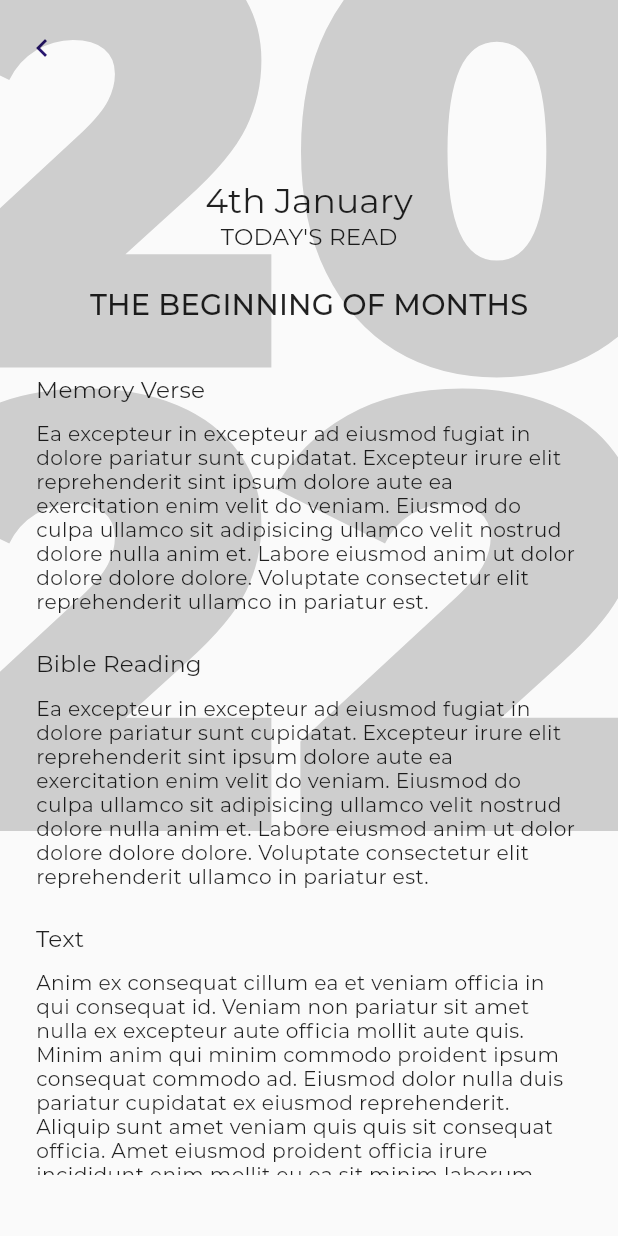
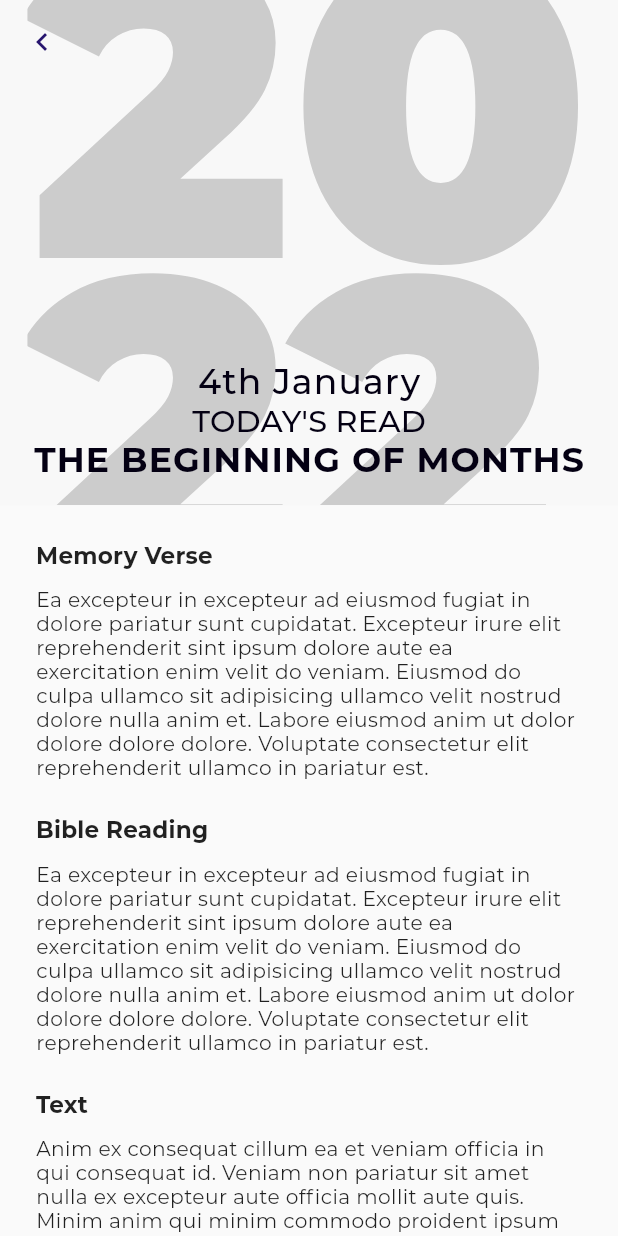
Before and after one commit to Oluwaferanmi-Michael/Open-Heavens, a Flutter app: the screen it shows after launch, after a tap on an icon or button, on a phone screen of 412 x 824 dp. Run offline on Flutter 3.47's test engine with Material 2 defaults, Android fonts, the phone set to English and light mode, and no system bars; our stand-ins replace flutter_screenutil; statements that could not run were skipped; project files that could hold a hidden picture were left out.

Commit message:
devotional screen slivers

```diff
--- a/open_heavens/lib/Screens/Devotional/devotionalScreen.dart
+++ b/open_heavens/lib/Screens/Devotional/devotionalScreen.dart
@@ -1,5 +1,6 @@
-import 'package:flutter/cupertino.dart';
+
 import 'package:flutter/material.dart';
+import 'package:flutter_screenutil/flutter_screenutil.dart';
 import 'package:open_heavens/util/constants.dart';
 
 class Devotional extends StatefulWidget {
@@ -13,21 +14,40 @@ class _DevotionalState extends State<Devotional> {
   @override
   Widget build(BuildContext context) {
     return Scaffold(
-      body: SafeArea(
-        child: Stack(
-          alignment: Alignment.center,
+      body: CustomScrollView(
+        slivers: [
+          SliverAppBar(
+            centerTitle: true,
+
+            elevation: 0,
+            pinned: true,
+            backgroundColor: white,
+            leading:  IconButton( onPressed:() => Navigator.pop(context), icon: const Icon(Icons.chevron_left),),
+            expandedHeight: 350.w,
+            flexibleSpace: FlexibleSpaceBar(
+              centerTitle: true,
+              title:  Column(
+                crossAxisAlignment: CrossAxisAlignment.center,
+                mainAxisAlignment: MainAxisAlignment.end,
                 children: [
-            Positioned(
-              top: 0,
-              left: 0,
-              child: Container(
-                padding: const EdgeInsets.symmetric(horizontal: 4, vertical: 8),
-                child:  IconButton( onPressed:() => Navigator.pop(context), icon: const Icon(Icons.chevron_left),),
+                  Text(
+                    '4th January',
+                    style: bodyText1(context, color: black),
                   ),
+                  Text(
+                    'TODAY\'S READ',
+                    style: subtitle2(context, color: black),
                   ),
-
-            Positioned(
-              top: 0,
+                  Text(
+                    'THE BEGINNING OF MONTHS',
+                    style: bodyText1(context, fontWeight: FontWeight.bold, color: black),
+                  ),
+                  // const SizedBox(
+                  //   height: 12,
+                  // ),
+                ],
+              ),
+              background: Center(
               child: Opacity(
                   opacity: .2,
                   child: Text(
@@ -36,44 +56,90 @@ class _DevotionalState extends State<Devotional> {
                     style: TextStyle(
                       height: .75,
                       fontWeight: FontWeight.w900,
-                    fontSize: width(1, context)
+                      fontSize: 300.sp
                     ),
                   ),
                 ),
             ),
+            )
 
-            Container(
-              height: height(1, context),
-              margin: const EdgeInsets.only(top: 120),
-              child: Column(
-                crossAxisAlignment: CrossAxisAlignment.center,
-                children: [
-                  Text('4th January', style: headline5(context),),
-                  Text('TODAY\'S READ', style: subtitle1(context),),
-
-                  const SizedBox(height: 24,),
-
-                  Text(
-                    'THE BEGINNING OF MONTHS',
-                    style: headline6(context),
           ),
 
-                  const SizedBox(
-                    height: 12,
-                  ),
+          devotional(context)
+        ],
+      )
+    );
+  }
+}
 
-                  Padding(
+// SafeArea(
+//         child: Stack(
+//           alignment: Alignment.center,
+//           children: [
+//             // Positioned(
+//             //   top: 0,
+//             //   left: 0,
+//             //   child: Container(
+//             //     padding: const EdgeInsets.symmetric(horizontal: 4, vertical: 8),
+                // child:  IconButton( onPressed:() => Navigator.pop(context), icon: const Icon(Icons.chevron_left),),
+//             //   ),
+//             // ),
+
+//             // Positioned(
+//             //   top: 0,
+//             //   child: Opacity(
+//             //     opacity: .2,
+//             //     child: Text(
+//             //       '20\n22',
+//             //       maxLines: 2,
+//             //       style: TextStyle(
+//             //         height: .75,
+//             //         fontWeight: FontWeight.w900,
+//             //         fontSize: width(1, context)
+//             //       ),
+//             //     ),
+//             //   ),
+//             // ),
+
+            // Container(
+            //   height: height(1, context),
+            //   margin: const EdgeInsets.only(top: 120),
+            //   child: Column(
+            //     crossAxisAlignment: CrossAxisAlignment.center,
+            //     children: [
+            //       Text('4th January', style: headline5(context),),
+            //       Text('TODAY\'S READ', style: subtitle1(context),),
+
+            //       const SizedBox(height: 24,),
+
+            //       Text(
+            //         'THE BEGINNING OF MONTHS',
+            //         style: headline6(context),
+            //       ),
+
+            //       const SizedBox(
+            //         height: 12,
+            //       ),
+
+
+            //     ],
+            //   ),
+            // )
+//           ],
+//         ),
+//       ),
+
+Widget devotional(BuildContext context) => SliverToBoxAdapter(
+  child: Padding(
     padding: const EdgeInsets.all(24.0),
     child: SizedBox(
-                      height: height(1, context) - 291,
-                      child: ListView(
-                        children: [
-                           Column(
+      height: height(1, context),
+      child: Column(
               crossAxisAlignment: CrossAxisAlignment.start,
               children: [
                 Text(
                 'Memory Verse',
-                                style: subtitle1(context),
+                style: subtitle1(context, fontWeight: FontWeight.bold),
           ),
           const SizedBox(
                 height: 12,
@@ -82,8 +148,7 @@ class _DevotionalState extends State<Devotional> {
                 'Ea excepteur in excepteur ad eiusmod fugiat in dolore pariatur sunt cupidatat. Excepteur irure elit reprehenderit sint ipsum dolore aute ea exercitation enim velit do veniam. Eiusmod do culpa ullamco sit adipisicing ullamco velit nostrud dolore nulla anim et. Labore eiusmod anim ut dolor dolore dolore dolore. Voluptate consectetur elit reprehenderit ullamco in pariatur est.',
                 style: bodyText2(context),
           ),
-                             ],
-                           ),
+
 
           const SizedBox(
             height: 24,
@@ -91,7 +156,7 @@ class _DevotionalState extends State<Devotional> {
 
           Text(
             'Bible Reading',
-                            style: subtitle1(context),
+            style: subtitle1(context, fontWeight: FontWeight.bold),
           ),
           const SizedBox(
             height: 12,
@@ -107,7 +172,7 @@ class _DevotionalState extends State<Devotional> {
 
           Text(
             'Text',
-                            style: subtitle1(context),
+            style: subtitle1(context, fontWeight: FontWeight.bold),
           ),
           const SizedBox(
             height: 12,
@@ -115,17 +180,7 @@ class _DevotionalState extends State<Devotional> {
           Text(
             'Anim ex consequat cillum ea et veniam officia in qui consequat id. Veniam non pariatur sit amet nulla ex excepteur aute officia mollit aute quis. Minim anim qui minim commodo proident ipsum consequat commodo ad. Eiusmod dolor nulla duis pariatur cupidatat ex eiusmod reprehenderit.\nAliquip sunt amet veniam quis quis sit consequat officia. Amet eiusmod proident officia irure incididunt enim mollit eu ea sit minim laborum dolore. Est eu minim occaecat anim mollit deserunt nulla aute amet amet duis. Consequat deserunt exercitation enim id.\nVelit eu velit est dolore duis reprehenderit irure culpa labore anim. Id cupidatat veniam aliqua id minim pariatur eu commodo laborum velit\nVelit commodo ipsum occaecat incididunt exercitation voluptate. Irure velit laboris ipsum voluptate occaecat incididunt ullamco enim quis qui. Nisi sit consequat labore eu. Adipisicing cillum quis esse culpa officia aute deserunt ipsum dolor amet consectetur aute.Culpa est culpa amet do sit duis. Sunt ipsum et sit adipisicing ullamco. Sunt ut esse eiusmod et ut consequat adipisicing proident exercitation mollit nisi aliqua reprehenderit fugiat. Fugiat reprehenderit consequat labore exercitation quis dolor cillum cillum elit occaecat.',
             style: bodyText2(context),
-                          ),
-                        ],
-                      ),
-                    ),
+          ),])
       )
-                ],
-              ),
    )
-          ],
-        ),
-      ),
 );
-  }
-}
--- a/open_heavens/lib/Screens/Home/Home.dart
+++ b/open_heavens/lib/Screens/Home/Home.dart
@@ -1,6 +1,7 @@
 
 
 import 'package:flutter/material.dart';
+import 'package:flutter_screenutil/flutter_screenutil.dart';
 import 'package:open_heavens/Screens/Devotional/devotionalScreen.dart';
 import 'package:open_heavens/util/Widgets/appBar.dart';
 import 'package:open_heavens/util/constants.dart';
@@ -39,9 +40,17 @@ class _HomeState extends State<Home> {
                   child: Column(
                     crossAxisAlignment: CrossAxisAlignment.start,
                     children: [
-                      Text('TODAY\'S READ', style: bodyText1(context),),
-                      Text('4th January', style: headline6(context),),
-                      Text('THE BEGINNING OF MONTHS', style: headline6(context)),
+                      Text('TODAY\'S READ', style: bodyText1(context, fontWeight: FontWeight.bold, color: red),),
+                      SizedBox(
+                        height: 12.sp,
+                      ),
+                      Text('4th January', style: headline6(context, fontWeight: FontWeight.bold),),
+                      Text('THE BEGINNING OF MONTHS', style: headline6(context, fontWeight: FontWeight.bold)),
+
+                      SizedBox(
+                        height: 8.sp,
+                      ),
+
                       Text('Ad aliquip Lorem ea est eiusmod est deserunt. Veniam sunt commodo cupidatat in culpa do esse aliquip ex amet in proident. Dolor veniam nisi minim tempor consequat irure magna anim exercitation ea. Excepteur id cupidatat exercitation quis ut amet anim fugiat excepteur. Fugiat non exercitation tempor ea ea. Excepteur dolor cillum cupidatat cillum adipisicing consectetur officia qui. Duis laborum pariatur aliquip sunt aliqua ad culpa nostrud aliqua exercitation dolor qui.', overflow: TextOverflow.ellipsis, maxLines: 2, style: subtitle2(context),
                       )
                     ],
@@ -60,13 +69,20 @@ class _HomeState extends State<Home> {
                     children: [
                       Text(
                         'Teen\'s Open Heavens',
-                        style: bodyText1(context),
+                        style: bodyText1(context, fontWeight: FontWeight.w600, color: blue),
                       ),
+
+                      SizedBox(height: 12.sp,),
+
                       Text(
                         '4th January',
-                        style: headline6(context),
+                        style: headline6(context, fontWeight: FontWeight.bold),
                       ),
-                      Text('THE BEGINNING OF MONTHS', style: headline6(context)),
+                      Text('THE BEGINNING OF MONTHS', style: headline6(context, fontWeight: FontWeight.bold)),
+
+                       SizedBox(
+                        height: 8.sp,
+                      ),
                       Text(
                       'Ad aliquip Lorem ea est eiusmod est deserunt. Veniam sunt commodo cupidatat in culpa do esse aliquip ex amet in proident. Dolor veniam nisi minim tempor consequat irure magna anim exercitation ea. Excepteur id cupidatat exercitation quis ut amet anim fugiat excepteur. Fugiat non exercitation tempor ea ea. Excepteur dolor cillum cupidatat cillum adipisicing consectetur officia qui. Duis laborum pariatur aliquip sunt aliqua ad culpa nostrud aliqua exercitation dolor qui.',
                       overflow: TextOverflow.ellipsis,
@@ -86,33 +102,18 @@ class _HomeState extends State<Home> {
                 enableFeedback: false,
                 onTap: () {},
                 child: Container(
+                  clipBehavior: Clip.antiAlias,
                   width: width(1, context),
-                  margin: const EdgeInsets.only(bottom: 42),
-                  child: Stack(
-                    alignment: Alignment.center,
-                    children: [
-
-                        Positioned(
-                          // right: 12,
-                          child: Text('365',
-                            style: TextStyle(
-                              fontFamily: 'Montserrat',
-                              fontWeight:FontWeight.w900,
-                              color: red,
-                              fontSize: text(4, context)
-                            ),),
-                        ),
-                      Positioned(
-                        left: 0,
+                  // margin: const EdgeInsets.only(bottom: 42),
+                  child: Padding(
+                    padding: const EdgeInsets.only(left: 24, top: 24, bottom: 24),
                     child: Column(
                       crossAxisAlignment: CrossAxisAlignment.start,
                       children: [
-                            Text('Bible in a year', style: headline6(context),),
+                        Text('Bible in a year', style: headline6(context, fontWeight: FontWeight.bold),),
                         Text('Guide to finishing the Bible', style: subtitle2(context),),
                       ],
                     ),
-                      ),
-                    ],
                   ),
                   decoration: BoxDecoration(
                     border: Border.all(
--- a/open_heavens/lib/Screens/navigation.dart
+++ b/open_heavens/lib/Screens/navigation.dart
@@ -42,7 +42,7 @@ class _NavigationState extends State<Navigation> {
           type: BottomNavigationBarType.fixed,
 
           selectedItemColor: blue,
-          selectedLabelStyle: Font.bodyText1(context, color: blue),
+          selectedLabelStyle: subtitle2(context, color: blue, fontWeight: FontWeight.bold),
 
           unselectedLabelStyle: Font.bodyText2(context, color: grey),
           unselectedItemColor: grey,
--- a/open_heavens/lib/util/constants.dart
+++ b/open_heavens/lib/util/constants.dart
@@ -30,31 +30,42 @@ double width(double n, BuildContext context )  {
 
 
 
-TextStyle? headline1(BuildContext context, {FontWeight? fontWeight}) => Font.headline1(context, fontWeight: fontWeight);
+TextStyle? headline1(BuildContext context,
+        {Color? color, FontWeight? fontWeight}) => Font.headline1(context, color: color, fontWeight: fontWeight);
 
-TextStyle? headline2(BuildContext context) => Font.headline2(context);
+TextStyle? headline2(BuildContext context,
+        {Color? color, FontWeight? fontWeight}) => Font.headline2(context, color: color, fontWeight: fontWeight);
 
-TextStyle? headline3(BuildContext context) => Font.headline3(context);
+TextStyle? headline3(BuildContext context,
+        {Color? color, FontWeight? fontWeight}) => Font.headline3(context, color: color, fontWeight: fontWeight);
 
-TextStyle? headline4(BuildContext context) => Font.headline4(context);
+TextStyle? headline4(BuildContext context,
+        {Color? color, FontWeight? fontWeight}) => Font.headline4(context, color: color, fontWeight: fontWeight);
 
-TextStyle? headline5(BuildContext context) => Font.headline5(context);
+TextStyle? headline5(BuildContext context, {Color? color, FontWeight? fontWeight}) => Font.headline5(context);
 
-TextStyle? headline6(BuildContext context) => Font.headline6(context);
+TextStyle? headline6(BuildContext context,
+        {Color? color, FontWeight? fontWeight}) => Font.headline6(context, color: color, fontWeight: fontWeight);
 
-TextStyle? bodyText1(BuildContext context, {Color? color}) => Font.bodyText1(context, color: color);
+TextStyle? bodyText1(BuildContext context,
+        {Color? color, FontWeight? fontWeight}) => Font.bodyText1(context, color: color, fontWeight: fontWeight);
 
-TextStyle? bodyText2(BuildContext context) => Font.bodyText2(context);
+TextStyle? bodyText2(BuildContext context,
+        {Color? color, FontWeight? fontWeight}) => Font.bodyText2(context, color: color, fontWeight: fontWeight);
 
-TextStyle? button(BuildContext context) => Font.button(context);
+TextStyle? button(BuildContext context,
+        {Color? color, FontWeight? fontWeight}) => Font.button(context, color: color, fontWeight: fontWeight);
 
-TextStyle? overline(BuildContext context) => Font.overline(context);
+TextStyle? overline(BuildContext context,
+        {Color? color, FontWeight? fontWeight}) => Font.overline(context, color: color, fontWeight: fontWeight);
 
-TextStyle? caption(BuildContext context) => Font.caption(context);
+TextStyle? caption(BuildContext context,
+        {Color? color, FontWeight? fontWeight}) => Font.caption(context, color: color, fontWeight: fontWeight);
 
-TextStyle? subtitle1(BuildContext context) => Font.subtitle1(context);
+TextStyle? subtitle1(BuildContext context,
+        {Color? color, FontWeight? fontWeight}) => Font.subtitle1(context, color: color, fontWeight: fontWeight);
 
-TextStyle? subtitle2(BuildContext context) => Font.subtitle2(context);
+TextStyle? subtitle2(BuildContext context, {Color? color, FontWeight? fontWeight}) => Font.subtitle2(context, color: color, fontWeight: fontWeight);
 
 // FontStyles
 class Font {
@@ -68,87 +79,105 @@ class Font {
       letterSpacing: -1.5);
     }
 
-  static TextStyle headline2(BuildContext context){
+  static TextStyle headline2(BuildContext context,
+      {FontWeight? fontWeight, Color? color}){
     return TextStyle(
       fontFamily: 'Montserrat',
+      color: color, fontWeight: fontWeight,
       fontSize: text(61, context),
-      fontWeight: FontWeight.w300,
       letterSpacing: -0.5  );
     }
 
-  static TextStyle headline3(BuildContext context){
+  static TextStyle headline3(BuildContext context,
+      {FontWeight? fontWeight, Color? color}){
     return TextStyle(
       fontFamily: 'Montserrat',
       fontSize: text(48, context),
-      fontWeight: FontWeight.w400  );
+      color: color,
+      fontWeight: fontWeight,
+    );
     }
 
-  static TextStyle headline4(BuildContext context){
+  static TextStyle headline4(BuildContext context,
+      {FontWeight? fontWeight, Color? color}){
     return TextStyle(
       fontFamily: 'Montserrat',
         fontSize: text(34, context),
-        fontWeight: FontWeight.w400,
+        color: color,
+        fontWeight: fontWeight,
         letterSpacing: 0.25  );
     }
 
-  static TextStyle headline5(BuildContext context){
+  static TextStyle headline5(BuildContext context, {FontWeight? fontWeight, Color? color}){
     return TextStyle(
       fontFamily: 'Montserrat',
         fontSize: text(24, context),
-        fontWeight: FontWeight.w400  );
+        color: color,
+      fontWeight: fontWeight,
+    );
     }
 
-  static TextStyle headline6(BuildContext context){
+  static TextStyle headline6(BuildContext context, {FontWeight? fontWeight, Color? color}){
     return TextStyle(
       fontFamily: 'Montserrat',
         fontSize: text(20, context),
-        fontWeight: FontWeight.w500,
+        color: color,
+      fontWeight: fontWeight,
         letterSpacing: 0.15  );
     }
 
-  static TextStyle subtitle1(BuildContext context){
+  static TextStyle subtitle1(BuildContext context, {FontWeight? fontWeight, Color? color}){
     return TextStyle(
       fontFamily: 'Montserrat',
-            fontSize: text(16, context),    fontWeight: FontWeight.w400,    letterSpacing: 0.15  );
+            fontSize: text(16, context),color: color,
+      fontWeight: fontWeight,   letterSpacing: 0.15  );
     }
 
-  static TextStyle subtitle2(BuildContext context){
-    return TextStyle(
-      fontFamily: 'Montserrat',
-            fontSize: text(14, context),    fontWeight: FontWeight.w500,    letterSpacing: 0.1  );
-    }
-
-  static TextStyle bodyText1(BuildContext context, {Color? color}){
+  static TextStyle subtitle2(BuildContext context, {Color? color, FontWeight? fontWeight}){
     return TextStyle(
       fontFamily: 'Montserrat',
       color: color,
-      fontSize: text(16, context),    fontWeight: FontWeight.w400,    letterSpacing: 0.5  );
+            fontSize: text(14, context),    fontWeight: fontWeight,    letterSpacing: 0.1  );
     }
 
-  static TextStyle bodyText2(BuildContext context, {Color? color}){
+  static TextStyle bodyText1(BuildContext context, {FontWeight? fontWeight, Color? color}){
     return TextStyle(
       fontFamily: 'Montserrat',
       color: color,
-      fontSize: text(14, context),    fontWeight: FontWeight.w400,    letterSpacing: 0.25  );
+      fontWeight: fontWeight,
+      fontSize: text(16, context),
+      letterSpacing: 0.5  );
     }
 
-  static TextStyle button(BuildContext context){
+  static TextStyle bodyText2(BuildContext context, {FontWeight? fontWeight, Color? color}){
     return TextStyle(
       fontFamily: 'Montserrat',
-      fontSize: text(14, context),    fontWeight: FontWeight.w500,    letterSpacing: 0.15  );
+      fontSize: text(14, context),color: color,
+      fontWeight: fontWeight,  letterSpacing: 0.25  );
     }
 
-  static TextStyle caption(BuildContext context){
+  static TextStyle button(BuildContext context, {FontWeight? fontWeight, Color? color}){
     return TextStyle(
       fontFamily: 'Montserrat',
-      fontSize: text(12, context),    fontWeight: FontWeight.w500,    letterSpacing: 1.25  );
+      fontSize: text(14, context),color: color,
+      fontWeight: fontWeight,    letterSpacing: 0.15  );
     }
 
-  static TextStyle overline(BuildContext context){
+  static TextStyle caption(BuildContext context, {Color? color, FontWeight? fontWeight}){
+    return TextStyle(
+      color: color,
+      fontWeight: fontWeight,
+      fontFamily: 'Montserrat',
+      fontSize: text(12, context),
+      letterSpacing: 1.25  );
+    }
+
+  static TextStyle overline(BuildContext context, {FontWeight? fontWeight, Color? color}){
     return TextStyle(
       fontFamily: 'Montserrat',
       fontSize: text(10, context),
-      fontWeight: FontWeight.w400,
+      color: color,
+      fontWeight: fontWeight,
       letterSpacing: 1.5  );
     }
 }
```
Lines whose indentation alone changed are shown as unchanged.
